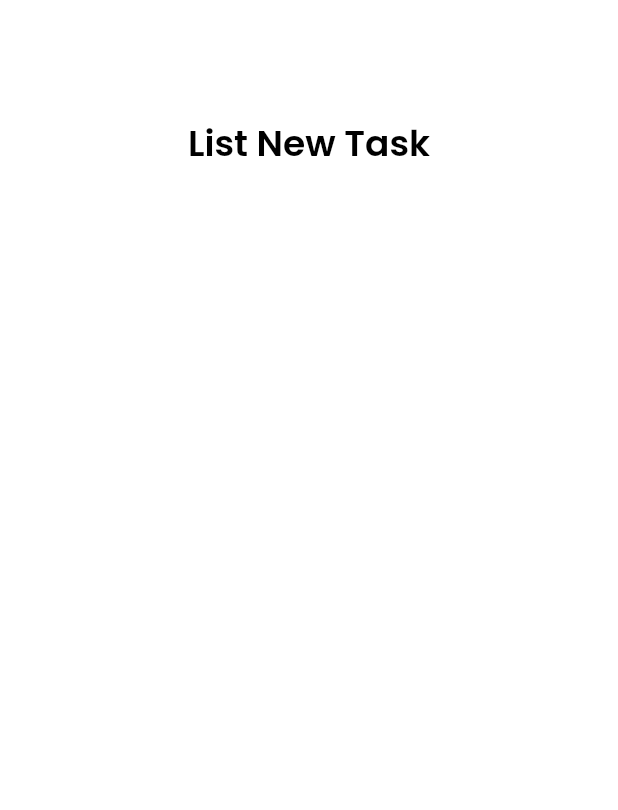
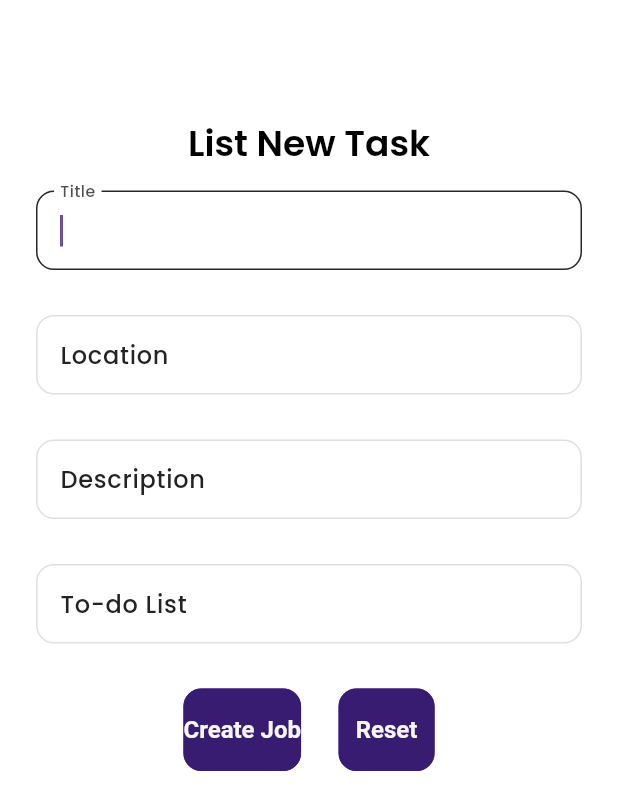
Before and after one commit to SundayOlubode/chindi, a Flutter app: the screen it shows after launch, on a phone screen of 412 x 824 dp. Shown: the top 810 px of the screen. Run offline on Flutter 3.47's test engine with Material 3 defaults, Android fonts, the phone set to English and light mode, and no system bars; our stand-ins replace confetti, iconsax.

Commit message:
Form Changes

```diff
--- a/lib/main.dart
+++ b/lib/main.dart
@@ -23,7 +23,7 @@ class App extends StatelessWidget {
       themeMode: ThemeMode.system,
       theme: ChindiAppTheme.lightTheme,
       darkTheme: ChindiAppTheme.darkTheme,
-      home: const ListNewTask(),
+      home: const FormValidation(),
     );
   }
 }
--- a/lib/routes/list_new_task.dart
+++ b/lib/routes/list_new_task.dart
@@ -3,20 +3,31 @@ import 'package:chindi_ke/utils/constants/texts.dart';
 import 'package:flutter/material.dart';
 import '../../utils/constants/colors.dart';
 
-class ListNewTask extends StatelessWidget {
-  const ListNewTask({super.key});
+class FormValidation extends StatefulWidget {
+  const FormValidation({super.key});
+
+  @override
+  State<FormValidation> createState() => _FormValidationState();
+}
+
+class _FormValidationState extends State<FormValidation> {
+  final _formKey = GlobalKey<FormState>();
+
+  // Focus Node
+  final _focus = FocusNode();
 
   @override
   Widget build(BuildContext context) {
     // Current Text theme
     final TextTheme globalTextTheme = Theme.of(context).textTheme;
     // Current elevated button theme
-    final ButtonStyle? globalButtonStyle =
+    // final ButtonStyle? globalButtonStyle =
         Theme.of(context).elevatedButtonTheme.style;
 
     return Scaffold(
       appBar: AppBar(),
-      body: SingleChildScrollView(
+      body: Form(
+        key: _formKey,
         child: Padding(
           padding: const EdgeInsets.all(ChindiSizes.defaultSpace),
           child: Column(
@@ -31,10 +42,86 @@ class ListNewTask extends StatelessWidget {
                       style: globalTextTheme.headlineMedium,
                     ),
                     const SizedBox(height: ChindiSizes.spaceBtwItems),
+                    //Form
+                    TextFormField(
+                      autofocus: true,
+                      focusNode: _focus,
+                      decoration: const InputDecoration(
+                          border: OutlineInputBorder(),
+                          labelText: 'Title',
+                      ),
+                      validator: (value) {
+                        if (value == null || value.isEmpty) {
+                          return 'Please enter Title';
+                        }
+                        return null;
+                      },
+                    ),
+                    const SizedBox(height: 30),
+                    TextFormField(
+                      decoration: const InputDecoration(
+                          border: OutlineInputBorder(),
+                          labelText: 'Location',
+                      ),
+                      validator: (value) {
+                        if (value == null || value.isEmpty) {
+                          return 'Please enter Location';
+                        }
+                        return null;
+                      },
+                    ),
+                    const SizedBox(height: 30),
+                    TextFormField(
+                      decoration: const InputDecoration(
+                          border: OutlineInputBorder(),
+                          labelText: 'Description',
+                      ),
+                      validator: (value) {
+                        if (value == null || value.isEmpty) {
+                          return 'Please enter Task Description';
+                        }
+                        return null;
+                      },
+                    ),
+                    const SizedBox(height: 30),
+                    TextFormField(
+                      decoration: const InputDecoration(
+                          border: OutlineInputBorder(),
+                          labelText: 'To-do List',
+                      ),
+                      validator: (value) {
+                        if (value == null || value.isEmpty) {
+                          return 'Please enter To-do List';
+                        }
+                        return null;
+                      },
+                    ),
+                    const SizedBox(height: 30),
+                    Row(
+                      mainAxisAlignment: MainAxisAlignment.center,
+                      children: [
+                        ElevatedButton(
+                          onPressed: () {
+                            if (_formKey.currentState!.validate()) {
+                            }
+                          },
+                          child: const Text('Create Job'),
+                        ),
+                        const SizedBox(width: 25),
+                        ElevatedButton(
+                          onPressed: () {
+                            // Reset Form
+                            _formKey.currentState!.reset();
+                            //Focus to the Title
+                            _focus.requestFocus();
+                          },
+                          child: const Text('Reset'),
+                        ),
+                      ],
+                    ),
                   ],
                 ),
               ),
-              // FORM
             ],
           ),
         ),
```
